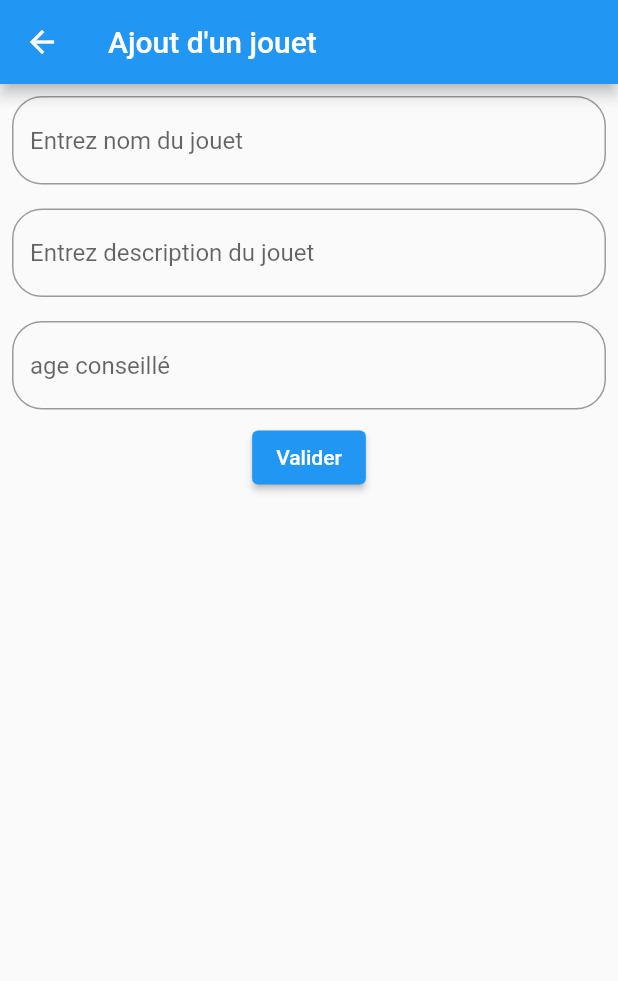
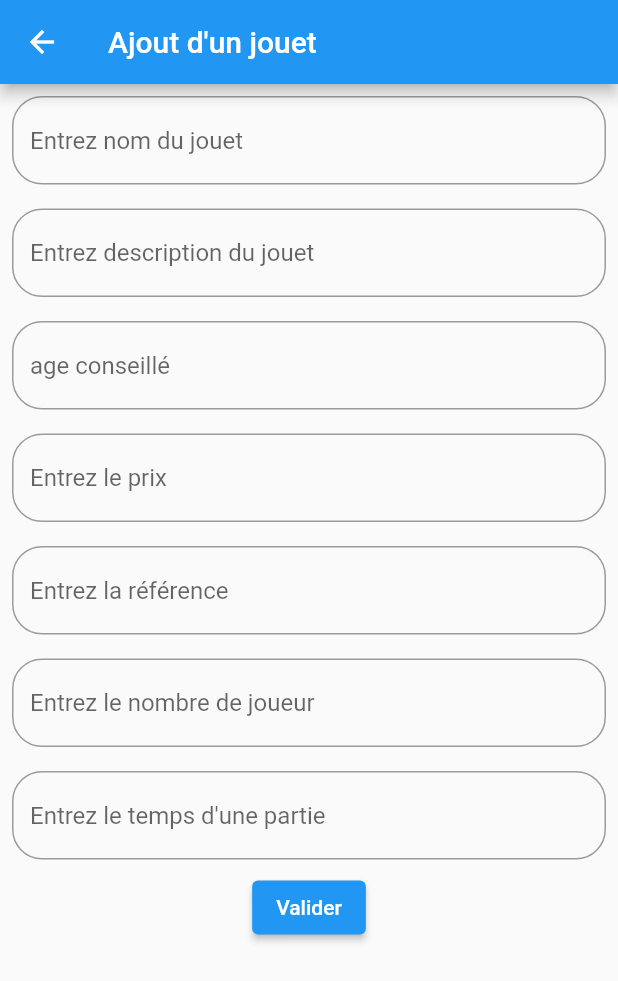
Before and after one commit to jsertram63/toyshop_liveStudi, a Flutter app: the NewToy screen opened directly, after a tap on "Valider", on a phone screen of 412 x 824 dp. Shown: the top 981 px of the screen. Run offline on Flutter 3.47's test engine with Material 2 defaults, Android fonts, the phone set to English and light mode, and no system bars; network calls fail.

Commit message:
ajout à partir du formulaire

```diff
--- a/lib/controller/toycontroller.dart
+++ b/lib/controller/toycontroller.dart
@@ -1,3 +1,4 @@
+import 'package:live_shoptoyts_start_6avril2022/formulaire.dart';
 import 'package:live_shoptoyts_start_6avril2022/models/repository.dart';
 import 'package:live_shoptoyts_start_6avril2022/models/toy.dart';
 import 'package:live_shoptoyts_start_6avril2022/models/toy_repository.dart';
@@ -8,8 +9,8 @@ class ToyController {
     print("Repository");
   return _repository.getToys();
 }
-  Future createToys(){
-    return _repository.postToys();
+  Future createToys(ToyModel model){
+    return _repository.postToys(model);
   }
 
 }
--- a/lib/formulaire.dart
+++ b/lib/formulaire.dart
@@ -1,5 +1,30 @@
 import 'package:flutter/material.dart';
 import 'controller/toycontroller.dart';
+
+
+
+class ToyModel {
+  String name;
+  String img;
+  String description;
+  String price;
+  String ref;
+  String age;
+  String nbPlayers;
+  String timing;
+  String video;
+
+  ToyModel({required this.name,
+    required this.img,
+    required this.description,
+    required this.price,
+    required this.age,
+    required this.nbPlayers,
+    required this.timing,
+    required this.video,
+    required this.ref
+  });
+}
 
 
 class Formulaire extends StatefulWidget {
@@ -10,6 +35,15 @@ class Formulaire extends StatefulWidget {
 
 class _FormulaireState extends State<Formulaire> {
   final _controller = ToyController();
+  late ToyModel _modelToy;
+
+
+  @override
+  void initState() {
+    // TODO: implement initState
+    super.initState();
+    _modelToy = ToyModel(name: "name", img: "img", description: "description", price: 'price', age: 'age', nbPlayers: "nbPlayers", timing: "timing", video: "video", ref: "ref");
+  }
 
 
    var nomJouet = "";
@@ -23,7 +57,11 @@ class _FormulaireState extends State<Formulaire> {
         child: TextField(decoration: InputDecoration(hintText:"Entrez nom du jouet",
         border:OutlineInputBorder(borderRadius: BorderRadius.circular(20))),
         onChanged: (value){
-          nomJouet = value;
+          setState(() {
+            _modelToy.name = value;
+          });
+          print(value);
+
         },),
       ),
        Padding(
@@ -31,7 +69,9 @@ class _FormulaireState extends State<Formulaire> {
          child: TextField(decoration: InputDecoration(hintText:"Entrez description du jouet",
       border:OutlineInputBorder(borderRadius: BorderRadius.circular(20))),
       onChanged: (value){
-          description = value;
+          setState(() {
+            _modelToy.description = value;
+          });
 
       },),
        ),
@@ -40,14 +80,68 @@ class _FormulaireState extends State<Formulaire> {
          child: TextField(decoration: InputDecoration(hintText:"age conseillé",
       border:OutlineInputBorder(borderRadius: BorderRadius.circular(20))),
       onChanged: (value){
-          age = value;
+        setState(() {
+          _modelToy.age = value;
+        });
+
       },
       ),
        ),
-       ElevatedButton(onPressed: (){
+        Padding(
+         padding: const EdgeInsets.all(8.0),
+         child: TextField(decoration: InputDecoration(hintText:"Entrez le prix",
+      border:OutlineInputBorder(borderRadius: BorderRadius.circular(20))),
+      onChanged: (value){
+        setState(() {
+           _modelToy.price = value;
+        });
+
+      },
+      ),
+       ),
+        Padding(
+         padding: const EdgeInsets.all(8.0),
+         child: TextField(decoration: InputDecoration(hintText:"Entrez la référence",
+      border:OutlineInputBorder(borderRadius: BorderRadius.circular(20))),
+      onChanged: (value){
+          _modelToy?.ref = value;
+      },
+      ),
+       ),
+        Padding(
+         padding: const EdgeInsets.all(8.0),
+         child: TextField(decoration: InputDecoration(hintText:"Entrez le nombre de joueur",
+      border:OutlineInputBorder(borderRadius: BorderRadius.circular(20))),
+      onChanged: (value){
+        setState(() {
+               _modelToy.nbPlayers = value;
+        });
+
+      },
+      ),
+       ),
+        Padding(
+         padding: const EdgeInsets.all(8.0),
+         child: TextField(decoration: InputDecoration(hintText:"Entrez le temps d'une partie",
+      border:OutlineInputBorder(borderRadius: BorderRadius.circular(20))),
+      onChanged: (value){
+          setState(() {
+            _modelToy.timing = value;
+          });
+      },
+      ),
+       ),
+       ElevatedButton(onPressed: () async {
          print("Boutton valider pressé");
+         setState(() {
+             _modelToy.img = "https://cdn3.philibertnet.com/529171-large_default/la-fin-des-artichauts.jpg";
+         _modelToy.video = "https://www.youtube.com/embed/4JhFhyvGdik";
+         });
 
-        _controller.createToys();
+         print(_modelToy);
+
+        await _controller.createToys(_modelToy!);
+        Navigator.pop(context);
        }, child: Text("Valider"))
 
 
--- a/lib/models/repository.dart
+++ b/lib/models/repository.dart
@@ -1,10 +1,12 @@
 
 import 'package:live_shoptoyts_start_6avril2022/models/toy.dart';
+
+import '../formulaire.dart';
 
 abstract class Repository {
     // Mot clé : FUTURE va permettre de faire des requêtes asynchrones
     Future<List<Toy>> getToys();
-    Future postToys();
+    Future postToys(ToyModel model);
     Future<List<Toy>> getToys2();
 
 }
--- a/lib/models/toy_repository.dart
+++ b/lib/models/toy_repository.dart
@@ -1,6 +1,7 @@
 
 import 'dart:convert';
 import 'package:http/http.dart' as http;
+import 'package:live_shoptoyts_start_6avril2022/formulaire.dart';
 import 'package:live_shoptoyts_start_6avril2022/models/repository.dart';
 import 'repository.dart';
 import 'toy.dart';
@@ -10,7 +11,7 @@ class ToyRepository implements Repository {
   String dataUrl2 = "http://15.236.148.78/products/add";
 
 
-  var body = ([{
+  var body = {
       "name":"La Fin des Artichauts",
        "img":"https://cdn3.philibertnet.com/529171-large_default/la-fin-des-artichauts.jpg",
        "description":"La Fin des Artichauts est un jeu de cartes évolutif simple et efficace où il ne faudra pas rester planté là.",
@@ -20,7 +21,7 @@ class ToyRepository implements Repository {
        "nbPlayers":"2 à 4",
        "timing":"- 30 min",
        "video":"https://www.youtube.com/embed/4JhFhyvGdik"
-     }]);
+     };
 
   @override
   Future<List<Toy>> getToys() async {
@@ -44,21 +45,16 @@ class ToyRepository implements Repository {
     // await
     return toys;
   }
-
-  @override Future<void> postToys()async {
-
-
-
-
+  // ENTREE : MODELE DE JOUET MODELTOY (name, description, image...)
+  @override Future<void> postToys(ToyModel model)async {
     // TODO: implement postToys
     print(body);
     print("AJout d'un élément");
-     final uri = Uri.parse(dataUrl2);
-
-        final url = Uri.parse(dataUrl2);
-  final headers = {"Content-type": "application/json"};
-  final json = '$body';
-  final response = await http.post(url, headers: headers, body:jsonEncode([<String,String>{
+    final uri = Uri.parse(dataUrl2);
+    final url = Uri.parse(dataUrl2);
+    final headers = {"Content-type": "application/json"};
+    final json = '$body';
+  /*  final response = await http.post(url, headers: headers, body:jsonEncode([<String,String>{
       "name":"La Fin des Artichauts",
        "img":"https://cdn3.philibertnet.com/529171-large_default/la-fin-des-artichauts.jpg",
        "description":"La Fin des Artichauts est un jeu de cartes évolutif simple et efficace où il ne faudra pas rester planté là.",
@@ -68,29 +64,30 @@ class ToyRepository implements Repository {
        "nbPlayers":"2 à 4",
        "timing":"- 30 min",
        "video":"https://www.youtube.com/embed/4JhFhyvGdik"
+  }]));*/
+  String nameToy = "Objectif lune";
+  final response = await http.post(url, headers: headers, body:jsonEncode([<String,String>{
+      "name":model.name,
+       "img":model.img,
+       "description":model.description,
+       "price":model.price,
+       "ref":model.ref,
+       "age":model.age,
+       "nbPlayers":model.nbPlayers,
+       "timing":model.timing,
+       "video":model.video
   }]));
   print('Status code: ${response.statusCode}');
   print('Body: ${response.body}');
-/*
-     final response = await http.post((uri),body:  body
-
-
-     ,headers: {
-       'content-Type':"application/json"
-     });*/
 
     print("============== STATUS CODE==============");
      print(response.statusCode);
     print("============== STATUS CODE==============");
 
-
-     if(response.statusCode == 200){
-        print("la mise a jour a été fait sur le serveur");
-
-
+    //
+     if(response.statusCode == 200 || response.statusCode == 201){
+        print("la requête a bien été enregistré sur le serveur");
      }
-
-
   }
 
   @override
```
